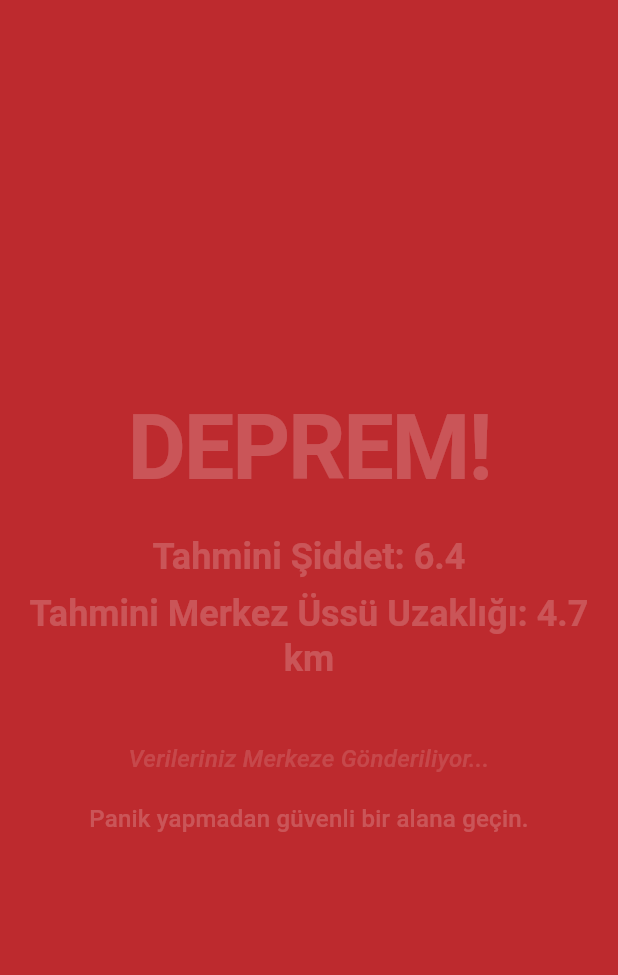
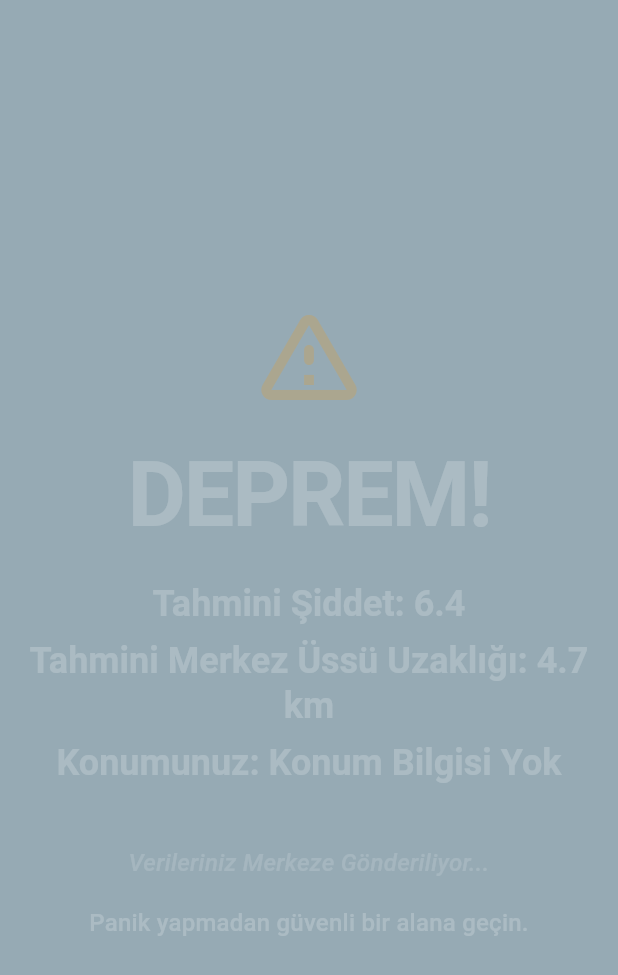
Before and after one commit to saidberk27/sesini-duyan-var, a Flutter app: the AlertPage screen opened by its route, on a phone screen of 412 x 824 dp. Shown: the top 975 px of the screen. Run offline on Flutter 3.47's test engine with Material 3 defaults, Android fonts, the phone set to English and light mode, and no system bars; our stand-ins replace cloud_firestore, firebase_auth, firebase_core, flutter_bluetooth_serial, geocoding, geolocator and 1 more; accounts and stored records are empty.

Commit message:
Konum modülü eklendi, test edildi

```diff
--- /dev/null
+++ b/lib/models/location_data_model.dart
@@ -0,0 +1,38 @@
+import 'package:cloud_firestore/cloud_firestore.dart';
+
+class LocationDataModel {
+  final double latitude;
+  final double longitude;
+  final Timestamp timestamp;
+  final String? userId;
+  final String? deviceId;
+
+  LocationDataModel({
+    required this.latitude,
+    required this.longitude,
+    required this.timestamp,
+    this.userId,
+    this.deviceId,
+  });
+
+  Map<String, dynamic> toMap() {
+    return {
+      'latitude': latitude, // Alan adını güncelledik
+      'longitude': longitude, // Alan adını güncelledik
+      'timestamp': timestamp,
+      'userId': userId,
+      'deviceId': deviceId, // deviceId'yi ekledik
+    };
+  }
+
+  factory LocationDataModel.fromFirestore(DocumentSnapshot<Map<String, dynamic>> snapshot, SnapshotOptions? options) {
+    final data = snapshot.data();
+    return LocationDataModel(
+      latitude: data?['latitude'] ?? 0.0, // Alan adını güncelledik
+      longitude: data?['longitude'] ?? 0.0, // Alan adını güncelledik
+      timestamp: data?['timestamp'] ?? Timestamp.now(),
+      userId: data?['userId'],
+      deviceId: data?['deviceId'], // deviceId'yi ekledik
+    );
+  }
+}
--- a/lib/views/alert_view.dart
+++ b/lib/views/alert_view.dart
@@ -1,26 +1,96 @@
 import 'package:flutter/material.dart';
-import 'package:flutter/services.dart'; // SystemUiOverlayStyle için
+import 'package:flutter/services.dart';
+import 'package:provider/provider.dart';
+import 'package:sesini_duyan_var/viewmodels/send_location_model.dart';
+import 'package:sesini_duyan_var/services/firestore_service.dart';
+import 'package:sesini_duyan_var/models/location_data_model.dart';
+import 'package:cloud_firestore/cloud_firestore.dart';
+import 'package:geocoding/geocoding.dart'; // Import the geocoding package
 
 class AlertPage extends StatefulWidget {
-  const AlertPage({super.key});
+  const AlertPage({Key? key}) : super(key: key);
 
   @override
-  State<AlertPage> createState() => _AlertPageState();
+  _AlertPageState createState() => _AlertPageState();
 }
 
-class _AlertPageState extends State<AlertPage> with SingleTickerProviderStateMixin {
+class _AlertPageState extends State<AlertPage>
+    with SingleTickerProviderStateMixin {
   late AnimationController _animationController;
   late Animation<double> _animation;
+  final _firestoreService = FirestoreService();
+  String _locationName = 'Konum aranıyor...'; // Add location name variable
 
   @override
   void initState() {
     super.initState();
     _animationController = AnimationController(
       vsync: this,
-      duration: const Duration(milliseconds: 500), // Blink hızı
-    )..repeat(reverse: true); // Tekrarlı ve tersine animasyon
+      duration: const Duration(milliseconds: 500),
+    )..repeat(reverse: true);
 
-    _animation = Tween<double>(begin: 0.0, end: 1.0).animate(_animationController);
+    _animation =
+        Tween<double>(begin: 0.0, end: 1.0).animate(_animationController);
+
+    _uploadLocationToFirestore(context);
+    _getLocationName(context); // Get location name
+  }
+
+  Future<void> _uploadLocationToFirestore(BuildContext context) async {
+    final locationViewModel =
+    Provider.of<SendLocationViewModel>(context, listen: false);
+
+    if (locationViewModel.latitude != null &&
+        locationViewModel.longitude != null) {
+      final locationData = LocationDataModel(
+        latitude: locationViewModel.latitude!,
+        longitude: locationViewModel.longitude!,
+        timestamp: Timestamp.now(),
+      );
+
+      try {
+        await _firestoreService.recordLocationDataModel(locationData);
+        print('Konum verisi Firestore\'a başarıyla kaydedildi.');
+      } catch (e) {
+        print('Konum verisi Firestore\'a kaydedilirken hata: $e');
+      }
+    } else {
+      print('Konum verisi alınamadı, Firestore\'a kaydedilmedi.');
+    }
+  }
+
+  // Function to get location name from coordinates
+  Future<void> _getLocationName(BuildContext context) async {
+    final locationViewModel =
+    Provider.of<SendLocationViewModel>(context, listen: false);
+    if (locationViewModel.latitude != null &&
+        locationViewModel.longitude != null) {
+      try {
+        List<Placemark> placemarks = await placemarkFromCoordinates(
+            locationViewModel.latitude!, locationViewModel.longitude!);
+
+        if (placemarks.isNotEmpty) {
+          Placemark place = placemarks.first;
+          setState(() {
+            _locationName =
+            '${place.street}, ${place.locality}, ${place.administrativeArea}, ${place.country}';
+          });
+        } else {
+          setState(() {
+            _locationName = 'Konum Bulunamadı';
+          });
+        }
+      } catch (e) {
+        print('Konum adı alınırken hata: $e');
+        setState(() {
+          _locationName = 'Konum Bulunamadı';
+        });
+      }
+    } else {
+      setState(() {
+        _locationName = 'Konum Bilgisi Yok';
+      });
+    }
   }
 
   @override
@@ -32,14 +102,16 @@ class _AlertPageState extends State<AlertPage> with SingleTickerProviderStateMix
   @override
   Widget build(BuildContext context) {
     final theme = Theme.of(context);
-    final primaryColor = theme.primaryColor; // Tema primaryColor'ı al
+    // final primaryColor = theme.primaryColor;
+    final Color backgroundColor =
+    const Color.fromRGBO(150, 170, 180, 1); // Daha koyu ve pastel mavi/gri (96AABB)
+    final locationViewModel = Provider.of<SendLocationViewModel>(context);
 
-    // Durum çubuğunu gizle
     SystemChrome.setEnabledSystemUIMode(SystemUiMode.manual, overlays: []);
 
     return Scaffold(
-      backgroundColor: primaryColor, // Arka plan primaryColor
-      body: FadeTransition( // Blink animasyonu için FadeTransition
+      backgroundColor: backgroundColor,
+      body: FadeTransition(
         opacity: _animation,
         child: Center(
           child: Padding(
@@ -48,18 +120,24 @@ class _AlertPageState extends State<AlertPage> with SingleTickerProviderStateMix
               mainAxisAlignment: MainAxisAlignment.center,
               crossAxisAlignment: CrossAxisAlignment.center,
               children: [
+                const Icon(
+                  Icons.warning_amber_rounded,
+                  size: 80,
+                  color: Colors.orange,
+                ),
+                const SizedBox(height: 20),
                 Text(
                   'DEPREM!',
                   style: theme.textTheme.displayLarge?.copyWith(
                     color: Colors.white,
                     fontWeight: FontWeight.bold,
-                    fontSize: 60, // Daha büyük font boyutu
+                    fontSize: 60,
                   ),
                   textAlign: TextAlign.center,
                 ),
                 const SizedBox(height: 24),
                 Text(
-                  'Tahmini Şiddet: 6.4', // Demo veri
+                  'Tahmini Şiddet: 6.4',
                   style: theme.textTheme.titleLarge?.copyWith(
                     color: Colors.white,
                     fontSize: 24,
@@ -68,7 +146,16 @@ class _AlertPageState extends State<AlertPage> with SingleTickerProviderStateMix
                 ),
                 const SizedBox(height: 8),
                 Text(
-                  'Tahmini Merkez Üssü Uzaklığı: 4.7 km', // Demo veri
+                  'Tahmini Merkez Üssü Uzaklığı: 4.7 km',
+                  style: theme.textTheme.titleLarge?.copyWith(
+                    color: Colors.white,
+                    fontSize: 24,
+                  ),
+                  textAlign: TextAlign.center,
+                ),
+                const SizedBox(height: 8),
+                Text(
+                  'Konumunuz: $_locationName', // Display the location name with "Konumunuz:"
                   style: theme.textTheme.titleLarge?.copyWith(
                     color: Colors.white,
                     fontSize: 24,
@@ -79,7 +166,7 @@ class _AlertPageState extends State<AlertPage> with SingleTickerProviderStateMix
                 Text(
                   'Verileriniz Merkeze Gönderiliyor...',
                   style: theme.textTheme.titleMedium?.copyWith(
-                    color: Colors.white70, // Biraz daha soluk beyaz
+                    color: Colors.white70,
                     fontStyle: FontStyle.italic,
                   ),
                   textAlign: TextAlign.center,
--- a/pubspec.yaml
+++ b/pubspec.yaml
@@ -41,6 +41,9 @@ dependencies:
   cloud_firestore: ^5.6.7
   flutter_bluetooth_serial: ^0.4.0
   permission_handler: ^12.0.0+1
+  geolocator: ^14.0.0
+  ulid: ^2.0.1
+  geocoding: ^3.0.0
 
 dev_dependencies:
   flutter_test:
```
Also changed, not shown: lib/main.dart (+17 -8 lines), lib/services/firestore_service.dart (+34 -28 lines), lib/viewmodels/send_location_model.dart (added, +106 -0 lines), lib/views/home_view.dart (+26 -7 lines), pubspec.lock, 4 other files.
